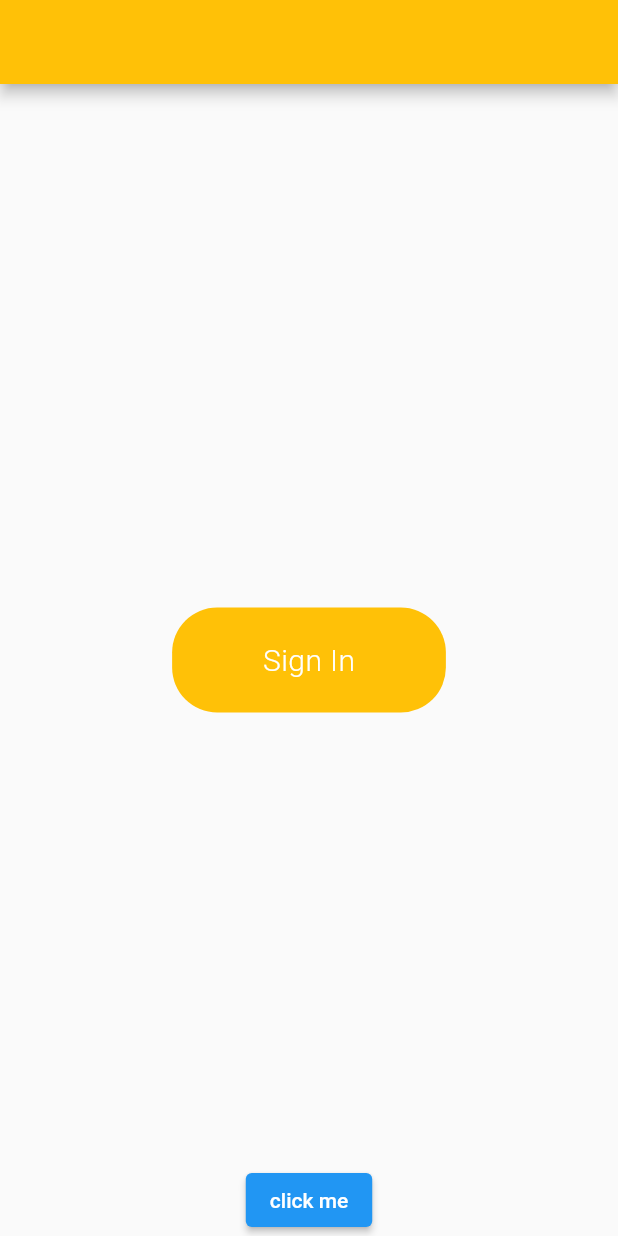
After one commit to mohibraja1/news_app, a Flutter app: the CustomSampleAnim screen opened directly, after a tap on "click me", on a phone screen of 412 x 824 dp. The commit adds this screen. Run offline on Flutter 3.47's test engine with Material 2 defaults, Android fonts, the phone set to English and light mode, and no system bars; our stand-ins replace firebase_auth, firebase_core, firebase_database, firebase_storage, fluttertoast, image_picker and 1 more; missing offline and left inert: date_time_format; accounts and stored records are empty.

Commit message:
api animation with status commit

```diff
--- a/news_app/lib/ui/anims/AnimatedBuilder.dart
+++ b/news_app/lib/ui/anims/AnimatedBuilder.dart
@@ -1,5 +1,4 @@
 import 'package:flutter/material.dart';
-import 'package:news_app/repo/FireBaseDatabase.dart';
 
 class AnimatedCirclePage extends StatefulWidget {
 
--- /dev/null
+++ b/news_app/lib/ui/anims/CustomSampleAnim.dart
@@ -0,0 +1,173 @@
+import 'dart:async';
+
+import 'package:flutter/cupertino.dart';
+import 'package:flutter/material.dart';
+import 'package:news_app/repo/FireBaseDatabase.dart';
+
+class CustomSampleAnim extends StatefulWidget {
+  @override
+  State<StatefulWidget> createState() {
+    return AnimState();
+  }
+}
+
+class AnimState extends State<CustomSampleAnim> with TickerProviderStateMixin {
+  bool animStarted = false;
+  bool firstAnimCompleted = false;
+
+  late AnimationController animationController, zoomAnimationController;
+
+  // late Animation animation;
+  late Animation buttonSqueezeanimation, buttomZoomOut;
+  Timer? _timer;
+
+  @override
+  void initState() {
+    super.initState();
+
+    animationController =
+        AnimationController(duration: Duration(seconds: 2), vsync: this);
+
+    zoomAnimationController =
+        AnimationController(duration: Duration(seconds: 3), vsync: this);
+
+    buttonSqueezeanimation = Tween(
+      begin: 320.0,
+      end: 70.0,
+    ).animate(
+      CurvedAnimation(
+        parent: animationController,
+        curve: Interval(
+          0.0,
+          1.0,
+        ),
+      ),
+    );
+
+    buttonSqueezeanimation.addListener(() {
+      log('buttonSqueezeanimation is = ${buttonSqueezeanimation.value}');
+
+      if (buttonSqueezeanimation.isCompleted) {
+        log('buttonSqueezeanimation is completed');
+
+        var delay = 5;
+
+        _timer = new Timer(Duration(seconds: delay), () {
+          setState(() {
+            firstAnimCompleted = true;
+            zoomAnimationController.forward();
+          });
+        });
+      }
+    });
+
+    buttomZoomOut = Tween(
+      begin: 70.0,
+      end: 1000.0,
+    ).animate(
+      CurvedAnimation(
+        parent: zoomAnimationController,
+        curve: Interval(
+          0.0,
+          1.0,
+          curve: Curves.bounceOut,
+        ),
+      ),
+    );
+    buttomZoomOut.addListener(() {
+      setState(() {});
+      log('buttomZoomOut is = ${buttomZoomOut.value}');
+    });
+
+    animationController.addListener(() {
+      log('animationController is = ${animationController.value}');
+    });
+  }
+
+  @override
+  Widget build(BuildContext context) {
+    return Scaffold(
+      appBar: AppBar(),
+      body: Stack(
+        children: [
+          Center(
+            child: animStarted
+                ? AnimatedBuilder(
+                    animation: animationController, builder: animatingWidget)
+                : fixedContainer(),
+          ),
+          Container(
+              alignment: Alignment.bottomCenter,
+              child: ElevatedButton(
+                onPressed: () {
+                  setState(() {
+                    animStarted = !animStarted;
+
+                    animationController.forward();
+                  });
+                },
+                child: Text('click me'),
+              ))
+        ],
+      ),
+    );
+  }
+
+  @override
+  void dispose() {
+    super.dispose();
+    _timer?.cancel();
+  }
+
+  Widget animatingWidget(BuildContext context, Widget? child) {
+    return Hero(
+      tag: 'fade',
+      child: !firstAnimCompleted
+          ? Container(
+              width: buttonSqueezeanimation.value,
+              alignment: FractionalOffset.center,
+              decoration: BoxDecoration(
+                borderRadius: BorderRadius.all( Radius.circular(30.0)),
+                color: Colors.amber,
+              ),
+              margin: EdgeInsets.only(left: 22, right: 22),
+              height: 70,
+              child: buttonSqueezeanimation.value > 75.0
+                  ? Text(
+                      "Sign In",
+                      style: TextStyle(
+                        color: Colors.white,
+                        fontSize: 20.0,
+                        fontWeight: FontWeight.w300,
+                        letterSpacing: 0.3,
+                      ),
+                    )
+                  : CircularProgressIndicator(
+                      value: null,
+                      strokeWidth: 2.0,
+                      valueColor: AlwaysStoppedAnimation(Colors.white),
+                    ))
+          : Container(
+              width: buttomZoomOut.value,
+              height: buttomZoomOut.value,
+              decoration: BoxDecoration(
+                shape: buttomZoomOut.value < 500
+                    ? BoxShape.circle
+                    : BoxShape.rectangle,
+                color: Colors.amber,
+              ),
+            ),
+    );
+  }
+
+  Widget fixedContainer() {
+    return Container(
+        decoration: BoxDecoration(
+          color: Colors.amber,
+          borderRadius: new BorderRadius.all(const Radius.circular(30.0)),
+        ),
+        margin: EdgeInsets.only(left: 22, right: 22),
+        height: 60,
+        child: Center(child: Text('Login My App')));
+  }
+}
--- a/news_app/lib/viewmodels/AddNewsScreenVM.dart
+++ b/news_app/lib/viewmodels/AddNewsScreenVM.dart
@@ -3,11 +3,11 @@ import 'dart:io';
 
 import 'package:news_app/models/NewsModel.dart';
 import 'package:news_app/repo/FireBaseDatabase.dart';
-import 'package:news_app/viewmodels/BaseViewModel.dart';
+import 'package:news_app/viewmodels/MyBaseViewModel.dart';
 
 import 'package:image_picker/image_picker.dart';
 
-class AddNewsScreenVM extends BaseViewModel {
+class AddNewsScreenVM extends MyBaseViewModel {
   late MyFireBaseDatabase _db;
   String imageFileLink = '';
 
--- a/news_app/lib/viewmodels/BaseViewModel.dart
+++ b/news_app/lib/viewmodels/MyBaseViewModel.dart
@@ -1,8 +1,8 @@
-import 'package:flutter/cupertino.dart';
 import 'package:flutter/material.dart';
 import 'package:fluttertoast/fluttertoast.dart';
+import 'package:stacked/stacked.dart';
 
-class BaseViewModel extends ChangeNotifier {
+class MyBaseViewModel extends BaseViewModel {
   final _TAG = 'BaseViewModel';
 
   initialise() {
--- a/news_app/lib/viewmodels/NewsDetailScreenVM.dart
+++ b/news_app/lib/viewmodels/NewsDetailScreenVM.dart
@@ -3,11 +3,11 @@ import 'dart:async';
 import 'package:news_app/models/NewsModel.dart';
 import 'package:news_app/repo/FireBaseDatabase.dart';
 import 'package:news_app/ui/AddNewsScreen.dart';
-import 'package:news_app/viewmodels/BaseViewModel.dart';
+import 'package:news_app/viewmodels/MyBaseViewModel.dart';
 
 import 'package:firebase_database/firebase_database.dart';
 
-class NewsDetailScreenVM extends BaseViewModel {
+class NewsDetailScreenVM extends MyBaseViewModel {
   late MyFireBaseDatabase _db;
 
   List<NewsModel> newsList = [];
--- a/news_app/lib/viewmodels/SignInUpVM.dart
+++ b/news_app/lib/viewmodels/SignInUpVM.dart
@@ -1,8 +1,8 @@
 
 import 'package:news_app/repo/authentication_service.dart';
-import 'package:news_app/viewmodels/BaseViewModel.dart';
+import 'package:news_app/viewmodels/MyBaseViewModel.dart';
 
-class SignInUpVM extends BaseViewModel{
+class SignInUpVM extends MyBaseViewModel{
 
 
   signup(String userName, String email, String password){
```
Also changed, not shown: news_app/lib/ui/TempHome.dart (+19 -2 lines), news_app/lib/ui/anims/signin/LoginViewModel.dart (added, +69 -0 lines), news_app/lib/ui/anims/signin/SignInAnimations.dart (deleted, +0 -91 lines), news_app/lib/ui/anims/signin/SignInButtonAnimating.dart (+48 -54 lines), news_app/lib/ui/anims/signin/SigninPage.dart (added, +155 -0 lines), news_app/lib/viewmodels/NewsListScreenVM.dart (+5 -5 lines).
